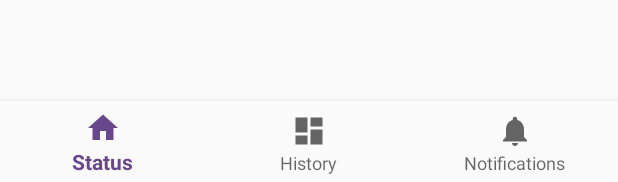
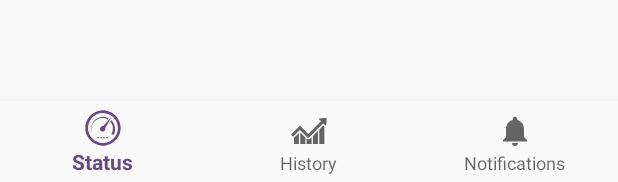
Before and after one commit to jbeaulieu/regal_iot, an Android app: the layout activity_main.xml on its own in the app's theme, with its tools: preview values and no code run, on a phone screen of 412 x 824 dp. Shown: the part 1051-1233 px from the top of the screen. Run offline under Robolectric (Android 15) with nearby library versions, the phone set to English and light mode, and no system bars.

Commit message:
History graph
Added SimpleGraph plugin to show line graph of temperature records in History panel

```diff
--- a/android/RegalIoT/app/build.gradle
+++ b/android/RegalIoT/app/build.gradle
@@ -29,5 +29,6 @@ dependencies {
     compile 'com.android.support:design:25.3.1'
     compile 'com.android.support:support-vector-drawable:25.3.1'
     compile 'com.android.support:support-v4:25.3.1'
+    compile 'com.jjoe64:graphview:4.2.1'
     testCompile 'junit:junit:4.12'
 }
--- /dev/null
+++ b/android/RegalIoT/app/src/main/res/drawable/graph.xml
@@ -0,0 +1,9 @@
+<vector android:height="24dp" android:viewportHeight="1000.0"
+    android:viewportWidth="1000.0" android:width="24dp" xmlns:android="http://schemas.android.com/apk/res/android">
+    <path android:fillColor="#FF000000" android:pathData="M860.3,143.3c-72.1,3.5 -73.6,3.7 -78.4,8.5c-2.5,2.7 -5.4,7.5 -6,10.6c-1.3,5 0.6,7.9 15.8,23.9c9.6,10 23.3,24.1 30.8,31.2l13.7,12.9L660.5,406.1C563.8,502.8 484,582 482.7,582s-49.3,-47.4 -107.1,-105.2C305.2,406.1 268,370.3 262.4,367.6c-9.4,-4.4 -18.7,-5 -27.4,-1.9C227.2,368.7 16.4,579.1 12.7,587.6c-4,9.2 -3.5,18.7 1,28.7c4.6,9.8 19.5,24.7 27.9,27.9c7.5,2.9 20.4,2.9 27.9,0.2c3.1,-1.3 44.7,-41 92.1,-88.3l86.3,-86.3L353.8,575.9c71.1,71.3 108.7,107.5 114.3,110.2c10.6,5 18.5,5 29.1,0c5.6,-2.7 69.2,-64.9 202.7,-198.5c106.9,-107.1 195.2,-194.6 196.4,-194.6c1,0 15.2,13.3 31.6,29.3c28.3,28.1 29.9,29.3 36.2,28.1c17.5,-3.5 17.7,-4.4 22.7,-106.8c4,-80.3 4,-90.4 1.3,-95.8c-1.7,-3.1 -4.8,-6.4 -6.4,-7.3C976.5,138.5 941.8,139.4 860.3,143.3z"/>
+    <path android:fillColor="#FF000000" android:pathData="M840.7,404.9l-55.5,55.5l0,199.2l0,198.9l70.7,0l70.7,0l0,-239.7l0,-239.7L911.4,364.1l-15,-15L840.7,404.9z"/>
+    <path android:fillColor="#FF000000" android:pathData="M678.6,567L608.5,637.1l0,110.8l0,110.6l70.7,0l70.7,0L749.9,677.6c0,-99.6 -0.2,-180.9 -0.6,-180.9C749,496.7 717.2,528.3 678.6,567z"/>
+    <path android:fillColor="#FF000000" android:pathData="M257.2,698l0,160.5l70.7,0l70.7,0l0,-90l0,-89.8l-70.7,-70.7l-70.7,-70.7L257.2,698z"/>
+    <path android:fillColor="#FF000000" android:pathData="M159.5,615.8C115.8,659.3 95.7,677.8 89.4,680.7l-8.9,3.7L80.5,772.6l0,87.9l69.6,0c53.8,0 70.1,-0.6 70.7,-2.7c0.6,-1.3 0.8,-70.1 0.6,-152.6l-0.6,-150.1L159.5,615.8z"/>
+    <path android:fillColor="#FF000000" android:pathData="M549.3,695.9c-24.5,24.1 -34.9,30.4 -55.1,34.1c-18.5,3.1 -38.3,-1.7 -56.5,-13.7l-5.8,-3.7l0,73l0,73l70.7,0l70.7,0l0,-92.5c0,-50.9 -0.2,-92.5 -0.4,-92.5C572.3,673.4 561.9,683.6 549.3,695.9z"/>
+</vector>
--- /dev/null
+++ b/android/RegalIoT/app/src/main/res/drawable/rpm.xml
@@ -0,0 +1,11 @@
+<vector android:height="24dp" android:viewportHeight="1000.0"
+    android:viewportWidth="1000.0" android:width="24dp" xmlns:android="http://schemas.android.com/apk/res/android">
+    <path android:fillColor="#FF000000" android:pathData="M452.6,11.1c-147.8,15.1 -279.3,94.3 -362.7,218.7c-30.7,46 -59.4,114.4 -70.3,168.3c-8.2,41.4 -9.8,56.4 -9.6,102.6c0,50 3.5,78.6 14.9,122.7c9,34.3 17.8,58.1 35.7,93.9c95.7,193.6 307.3,301.9 520.4,266.3c150.1,-25.1 283.1,-122.1 353.8,-258.2C969.6,658.2 986.8,592.1 989.7,516c4.6,-132.6 -44.7,-260.5 -137.4,-356.3C775,79.9 679.6,30.8 568.6,13.8C544.6,10.1 477.1,8.4 452.6,11.1zM560.9,88.7c134.2,20.3 251.7,106.2 311.1,227.5c19.4,39.3 30.3,74 38.2,120.2c5.8,34.1 5.8,92.4 0,126.5c-13.4,79 -43.9,145.5 -93.9,205.1c-53.1,63.5 -130.3,112.3 -210.5,133.2c-38.3,10 -63.6,13 -106.2,13c-42.5,0 -67.8,-3.1 -106.2,-13c-79.9,-20.9 -157,-69.4 -210.7,-133.2c-125.9,-149.7 -131.7,-362.3 -14,-519.5c17.4,-23.4 56.4,-62.3 79.7,-79.7c62.1,-46.4 135.3,-75.3 211.8,-83.2C483.5,83.3 536.2,84.9 560.9,88.7z"/>
+    <path android:fillColor="#FF000000" android:pathData="M464.3,191.3c-53.5,5.6 -112.7,27.8 -156.4,58.7c-40.8,28.9 -80.5,75.3 -103.7,121.9c-37,73.4 -43.3,164.1 -17.3,241.3c6.1,18.2 15.7,40.4 16.9,39.3c0.4,-0.4 -1.1,-5 -3.3,-10.2c-6.9,-16.1 -15.3,-48.7 -18.2,-71.3c-10,-76.3 7.3,-149.3 51,-215.1c17.1,-25.7 53.9,-62.3 80.9,-80.3c91.8,-61 205.5,-68.2 302.1,-19.4l12.3,6.1l14,-15.1c7.7,-8.2 14,-15.7 14.2,-16.5c0,-2.5 -33.5,-17.8 -52.7,-24C558.4,191.8 509.9,186.5 464.3,191.3z"/>
+    <path android:fillColor="#FF000000" android:pathData="M616.3,324.5C520.5,427 500,447.9 496.7,447.2c-2.3,-0.6 -9.6,-0.2 -16.3,1c-33.2,5.4 -58.5,30.7 -62.9,62.9c-4.6,33.7 10.9,63.3 41.4,78.2c13.6,6.9 15.5,7.3 31.8,7.1c24.5,-0.2 36.4,-5 53.1,-21.7c15.9,-15.9 21.5,-28.8 21.7,-50c0,-7.9 -0.2,-17.1 -0.6,-20.1c-0.6,-4.8 14,-31.8 80.3,-148.6c44.5,-78.6 82.6,-145.7 84.7,-149.1c2.1,-3.3 3.5,-6.1 2.9,-6.1C732.5,200.7 680,256.2 616.3,324.5z"/>
+    <path android:fillColor="#FF000000" android:pathData="M714.8,301.7c-9.8,17.1 -11.5,21.3 -9.6,23.8c1.3,1.7 8.1,10.7 15.3,20.1c14.2,18.8 33,54.8 40.5,78.2c10.5,32.2 13.4,51 13.4,89.3c0,51.4 -7.3,83.4 -29.3,127.5c-6.3,12.7 -11.3,23 -11.1,23.2c0.2,0.2 10,5.8 21.5,12.3c11.7,6.5 24.7,14 29.3,16.7l8.2,4.6l9.4,-19.8c11.7,-24.7 21.5,-54 27.2,-82.4c3.8,-19 4.4,-27 4.4,-66.7c-0.2,-39.5 -0.8,-47.5 -4.6,-65.2c-10.2,-47 -31.2,-95.8 -56.7,-131.3c-11.9,-16.7 -42,-50.8 -44.9,-50.8C727.1,281.2 721.2,290.4 714.8,301.7z"/>
+    <path android:fillColor="#FF000000" android:pathData="M346.2,766.1l0,17.3l18.2,0l18.2,0l0,-17.3l0,-17.3l-18.2,0l-18.2,0L346.2,766.1z"/>
+    <path android:fillColor="#FF000000" android:pathData="M428.6,766.1l0,17.3L445.9,783.4l17.3,0l0,-17.3l0,-17.3L445.9,748.9l-17.3,0L428.6,766.1z"/>
+    <path android:fillColor="#FF000000" android:pathData="M509.2,766.1l0,17.3l18.2,0l18.2,0l0,-17.3l0,-17.3l-18.2,0l-18.2,0L509.2,766.1z"/>
+    <path android:fillColor="#FF000000" android:pathData="M591.6,766.1l0,17.3l18.2,0L628,783.4l0,-17.3l0,-17.3l-18.2,0l-18.2,0L591.6,766.1z"/>
+</vector>
--- a/android/RegalIoT/app/src/main/res/menu/navigation.xml
+++ b/android/RegalIoT/app/src/main/res/menu/navigation.xml
@@ -3,12 +3,12 @@
 
     <item
         android:id="@+id/navigation_home"
-        android:icon="@drawable/ic_home_black_24dp"
+        android:icon="@drawable/rpm"
         android:title="@string/title_status" />
 
     <item
         android:id="@+id/navigation_dashboard"
-        android:icon="@drawable/ic_dashboard_black_24dp"
+        android:icon="@drawable/graph"
         android:title="@string/title_history" />
 
     <item
```
Also changed, not shown: android/RegalIoT/app/src/main/AndroidManifest.xml (+4 -5 lines), android/RegalIoT/app/src/main/java/com/regal/iotdemo/HistoryFragment.java (+48 -1 lines), android/RegalIoT/app/src/main/res/layout/fragment_history.xml (+28 -6 lines).
